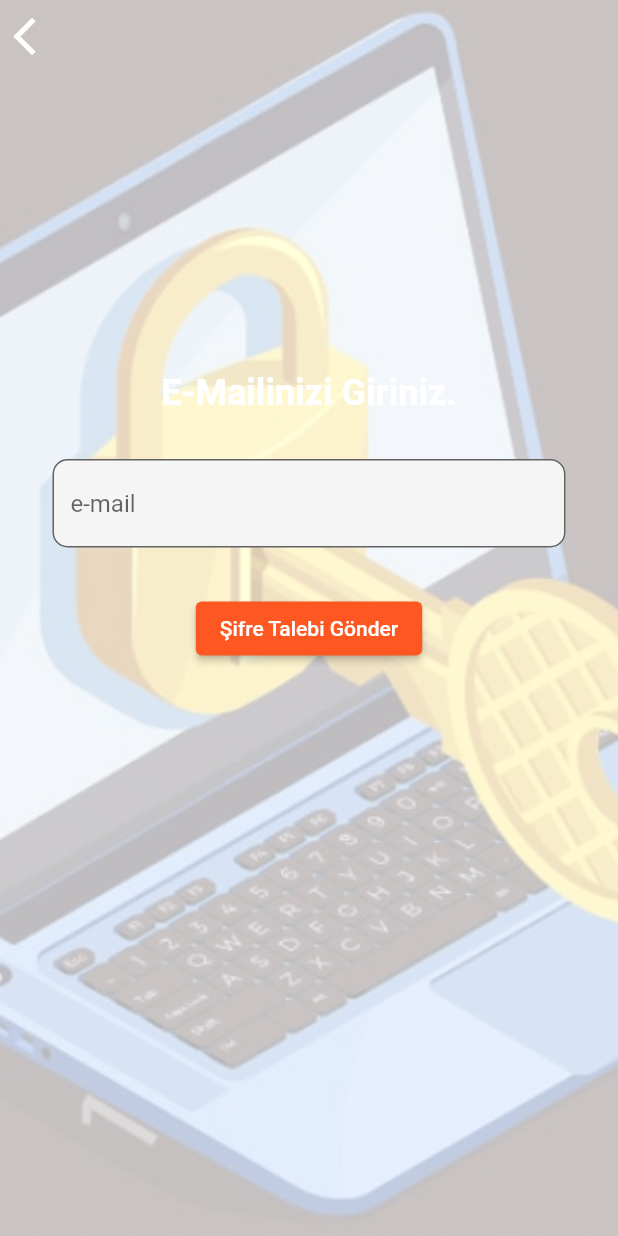
After one commit to rumeysakyrk/osm_map, a Flutter app: the screen it shows after launch, after a tap on "Şifreni mi Unuttun?", on a phone screen of 412 x 824 dp. The commit adds this screen. Run offline on Flutter 3.47's test engine with Material 2 defaults, Android fonts, the phone set to English and light mode, and no system bars; our stand-ins replace cloud_firestore, firebase_auth, firebase_core, firebase_messaging; missing offline and left inert: flutter_osm_plugin; accounts and stored records are empty; network calls fail.

Commit message:
forgot password and logout

```diff
--- /dev/null
+++ b/lib/login/forgot_password.dart
@@ -0,0 +1,125 @@
+import 'package:flutter/material.dart';
+import 'package:maps_login_ui/main.dart';
+import '../dataBase/authentication.dart';
+
+
+class ForgotPassword extends StatelessWidget {
+  ForgotPassword({Key? key}) : super(key: key);
+
+  final myControllerForgotPw = TextEditingController();
+
+  @override
+  Widget build(BuildContext context) {
+    return Container(
+      decoration: const BoxDecoration(
+        image: DecorationImage(
+            image: AssetImage('images/şifremiunuttum.jpeg'),
+            fit: BoxFit.cover,
+            opacity: 0.3),
+      ),
+      child: SafeArea(
+
+        child: Scaffold(
+
+          resizeToAvoidBottomInset: false,
+          backgroundColor: Colors.transparent,
+          body: Column(
+            crossAxisAlignment: CrossAxisAlignment.start,
+            children: [
+              IconButton(
+                onPressed: () {
+                  Navigator.pushAndRemoveUntil(
+                      context,
+                      MaterialPageRoute(builder: (context) =>  HomePage()),
+                          (route) => false);
+                },
+                icon: const Icon(
+                  Icons.arrow_back_ios,
+                  color: Colors.white,
+                  size: 30,
+                ),
+              ),
+              Column(
+                crossAxisAlignment: CrossAxisAlignment.start,
+                children: [
+                  const SizedBox(height: 200,),
+                  Container(
+                    margin: const EdgeInsets.only(left: 35, right: 35),
+                    child: Column(
+                      children: [
+                        const Text(
+                          'E-Mailinizi Giriniz.',
+                          style: TextStyle(
+                              fontWeight: FontWeight.bold,
+                              color: Colors.white,
+                              fontSize: 24),
+                        ),
+                        const SizedBox(
+                          height: 30,
+                        ),
+                        TextField(
+                          controller: myControllerForgotPw,
+                          style: const TextStyle(color: Colors.black),
+                          decoration: InputDecoration(
+                              fillColor: Colors.grey.shade100,
+                              filled: true,
+                              hintText: "e-mail",
+                              border: OutlineInputBorder(
+                                borderRadius: BorderRadius.circular(10),
+                              )),
+                        ),
+                        const SizedBox(
+                          height: 30,
+                        ),
+                        ElevatedButton(
+                            onPressed: () async {
+                              if (myControllerForgotPw
+                                  .text.isNotEmpty) {
+                                String forgotPassword =
+                                await Authentication()
+                                    .forgotPassword(
+                                    myControllerForgotPw.text);
+                                if (forgotPassword == 'true') {
+                                  showDialog(
+                                    context: context,
+                                    builder: (context) {
+                                      return const AlertDialog(
+                                        content: Text(
+                                            'E-mail adresine şifre yenilemen için mail gönderildi.'),
+                                      );
+                                    },
+                                  );
+                                } else {
+                                  showDialog(
+                                    context: context,
+                                    builder: (context) {
+                                      return AlertDialog(
+                                        content: Text(forgotPassword,textAlign: TextAlign.center,),
+                                      );
+                                    },
+                                  );
+                                }
+                              } else {
+                                showDialog(
+                                  context: context,
+                                  builder: (context) {
+                                    return const AlertDialog(
+                                      content: Text('E-mail girin'),
+                                    );
+                                  },
+                                );
+                              }
+                            },
+                            child: const Text('Şifre Talebi Gönder'))
+                      ],
+                    ),
+                  )
+                ],
+              ),
+            ],
+          ),
+        ),
+      ),
+    );
+  }
+}
--- a/lib/login/login.dart
+++ b/lib/login/login.dart
@@ -3,6 +3,7 @@ import 'package:flutter/material.dart';
 import '../database/authentication.dart';
 
 import '../main_page.dart';
+import 'forgot_password.dart';
 
 class LoginScreen extends StatefulWidget {
   const LoginScreen({Key? key}) : super(key: key);
@@ -164,13 +165,22 @@ class _LoginScreenState extends State<LoginScreen> {
         SizedBox(
           height: 16,
         ),
-        Text(
-          "Şifreni mi Unuttun?",
-          style: TextStyle(
-            fontSize: 18,
-            fontWeight: FontWeight.bold,
-            color: Colors.black,
-            height: 1,
+        TextButton(
+          onPressed: () {
+            Navigator.push(
+                context,
+                MaterialPageRoute(
+                    builder: (context) =>
+                        ForgotPassword()));
+          },
+          child: const Text(
+            'Şifreni mi Unuttun?',
+            style: TextStyle(
+              fontSize: 18,
+              fontWeight: FontWeight.bold,
+              color: Colors.black,
+              height: 1,
+            ),
           ),
         ),
       ],
```
Also changed, not shown: lib/main_page.dart (+27 -21 lines), images/şifremiunuttum.jpeg (added).
